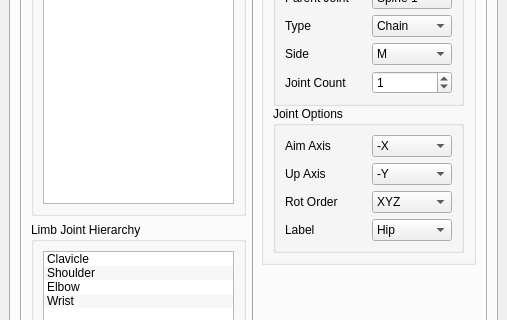
Above: _REF/Mockup_UI/PFRS_Main.ui from TPayneExperience/TrevorPaynes_RigAndAnimSuite before the change; both pictures show x 0 to 507 and y 169 to 489 of the 507 by 731 pixel window. Below: the same form after it.
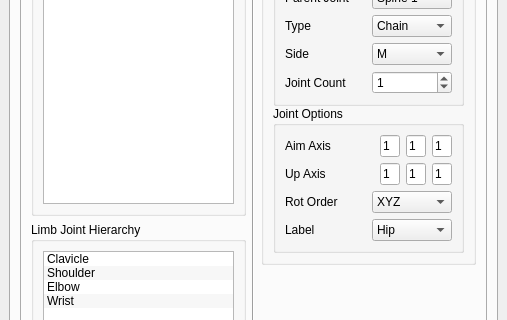
That is the form after the change.

What changed in the file:
```diff
--- a/_REF/Mockup_UI/PFRS_Main.ui
+++ b/_REF/Mockup_UI/PFRS_Main.ui
@@ -384,7 +384,7 @@
                                  <number>6</number>
                                 </property>
                                 <item>
-                                 <layout class="QHBoxLayout" name="horizontalLayout_79">
+                                 <layout class="QHBoxLayout" name="horizontalLayout_79" stretch="1,1">
                                   <item>
                                    <widget class="QLabel" name="label_37">
                                     <property name="text">
@@ -393,46 +393,52 @@
                                    </widget>
                                   </item>
                                   <item>
-                                   <widget class="QComboBox" name="comboBox_19">
-                                    <property name="currentIndex">
-                                     <number>1</number>
-                                    </property>
+                                   <layout class="QHBoxLayout" name="horizontalLayout_5">
                                     <item>
-                                     <property name="text">
-                                      <string>X</string>
-                                     </property>
-                                    </item>
-                                    <item>
+                                     <widget class="QLineEdit" name="lineEdit_2">
+                                      <property name="maximumSize">
+                                       <size>
+                                        <width>20</width>
+                                        <height>16777215</height>
+                                       </size>
+                                      </property>
                                      <property name="text">
-                                      <string>-X</string>
-                                     </property>
+                                       <string>1</string>
+                                      </property>
+                                     </widget>
                                     </item>
                                     <item>
-                                     <property name="text">
-                                      <string>Y</string>
-                                     </property>
-                                    </item>
-                                    <item>
+                                     <widget class="QLineEdit" name="lineEdit_3">
+                                      <property name="maximumSize">
+                                       <size>
+                                        <width>20</width>
+                                        <height>16777215</height>
+                                       </size>
+                                      </property>
                                      <property name="text">
-                                      <string>-Y</string>
-                                     </property>
+                                       <string>1</string>
+                                      </property>
+                                     </widget>
                                     </item>
                                     <item>
-                                     <property name="text">
-                                      <string>Z</string>
-                                     </property>
-                                    </item>
-                                    <item>
+                                     <widget class="QLineEdit" name="lineEdit">
+                                      <property name="maximumSize">
+                                       <size>
+                                        <width>20</width>
+                                        <height>16777215</height>
+                                       </size>
+                                      </property>
                                      <property name="text">
-                                      <string>-Z</string>
-                                     </property>
-                                    </item>
+                                       <string>1</string>
+                                      </property>
                                    </widget>
                                   </item>
                                  </layout>
                                 </item>
+                                 </layout>
+                                </item>
                                 <item>
-                                 <layout class="QHBoxLayout" name="horizontalLayout_80">
+                                 <layout class="QHBoxLayout" name="horizontalLayout_80" stretch="1,1">
                                   <item>
                                    <widget class="QLabel" name="label_38">
                                     <property name="text">
@@ -441,41 +447,47 @@
                                    </widget>
                                   </item>
                                   <item>
-                                   <widget class="QComboBox" name="comboBox_20">
-                                    <property name="currentIndex">
-                                     <number>3</number>
-                                    </property>
+                                   <layout class="QHBoxLayout" name="horizontalLayout_6">
                                     <item>
-                                     <property name="text">
-                                      <string>X</string>
-                                     </property>
-                                    </item>
-                                    <item>
+                                     <widget class="QLineEdit" name="lineEdit_4">
+                                      <property name="maximumSize">
+                                       <size>
+                                        <width>20</width>
+                                        <height>16777215</height>
+                                       </size>
+                                      </property>
                                      <property name="text">
-                                      <string>-X</string>
-                                     </property>
+                                       <string>1</string>
+                                      </property>
+                                     </widget>
                                     </item>
                                     <item>
-                                     <property name="text">
-                                      <string>Y</string>
-                                     </property>
-                                    </item>
-                                    <item>
+                                     <widget class="QLineEdit" name="lineEdit_5">
+                                      <property name="maximumSize">
+                                       <size>
+                                        <width>20</width>
+                                        <height>16777215</height>
+                                       </size>
+                                      </property>
                                      <property name="text">
-                                      <string>-Y</string>
-                                     </property>
+                                       <string>1</string>
+                                      </property>
+                                     </widget>
                                     </item>
                                     <item>
-                                     <property name="text">
-                                      <string>Z</string>
-                                     </property>
-                                    </item>
-                                    <item>
+                                     <widget class="QLineEdit" name="lineEdit_6">
+                                      <property name="maximumSize">
+                                       <size>
+                                        <width>20</width>
+                                        <height>16777215</height>
+                                       </size>
+                                      </property>
                                      <property name="text">
-                                      <string>-Z</string>
-                                     </property>
-                                    </item>
-                                   </widget>
+                                       <string>1</string>
+                                      </property>
+                                     </widget>
+                                    </item>
+                                   </layout>
                                   </item>
                                  </layout>
                                 </item>
```
Lines whose indentation alone changed are shown as unchanged.
